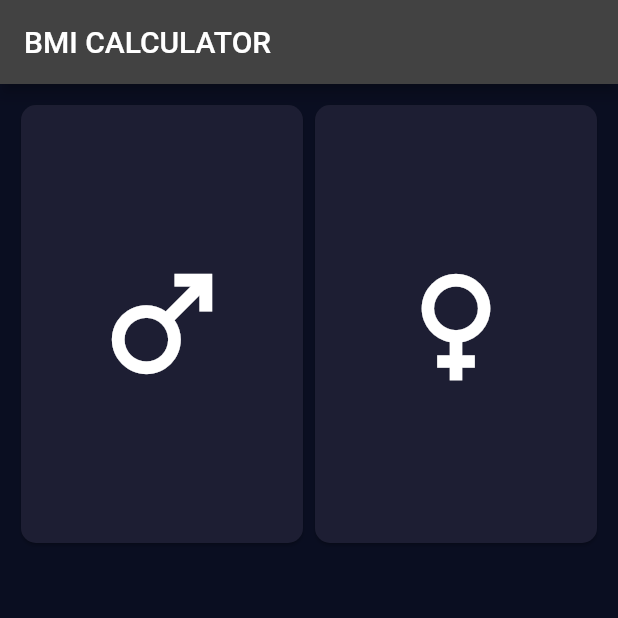
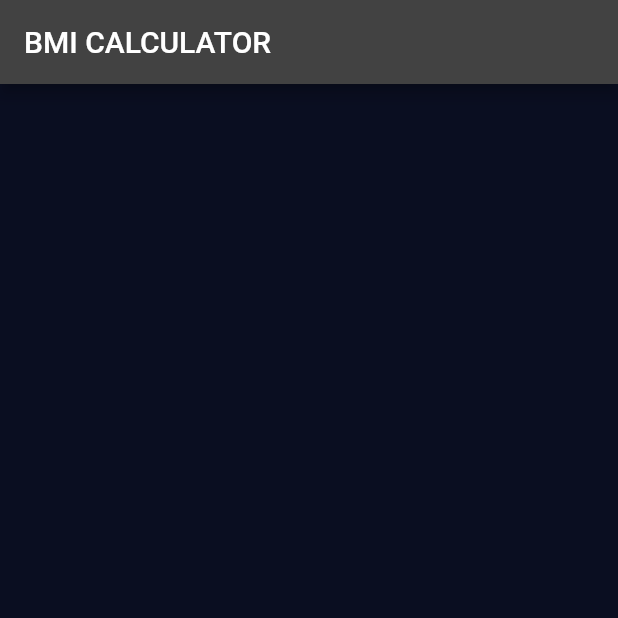
Before and after one commit to rishirizz/bmi_calculator, a Flutter app: the screen it shows after launch, on a phone screen of 412 x 824 dp, the top half of it. Run offline on Flutter 3.47's test engine with Material 2 defaults, Android fonts, the phone set to English and light mode, and no system bars.

Commit message:
rough commit

```diff
--- a/lib/screens/input_screen.dart
+++ b/lib/screens/input_screen.dart
@@ -19,13 +19,13 @@ class _InputPageState extends State<InputPage> {
             Row(
               children: [
                 Expanded(
-                  child: GenderCard(
-                    iconData: Icons.male_outlined,
+                  child: MyCard(
+                    color: Color(0xff1D1E33),
                   ),
                 ),
                 Expanded(
-                  child: GenderCard(
-                    iconData: Icons.female_outlined,
+                  child: MyCard(
+                    color: Color(0xff1D1E33),
                   ),
                 ),
               ],
@@ -37,26 +37,15 @@ class _InputPageState extends State<InputPage> {
   }
 }
 
-class GenderCard extends StatelessWidget {
-  final IconData? iconData;
-  GenderCard({
-    @required this.iconData,
-    Key? key,
-  }) : super(key: key);
-
+class MyCard extends StatelessWidget {
+  MyCard({@required this.color});
+  final Color? color;
   @override
   Widget build(BuildContext context) {
-    return SizedBox(
-      height: 300,
-      child: Card(
-        color: Color(0xff1D1E33),
-        shape: RoundedRectangleBorder(
-          borderRadius: BorderRadius.circular(10),
-        ),
-        child: Icon(
-          iconData,
-          size: 100,
-        ),
+    return Card(
+      color: color,
+      shape: RoundedRectangleBorder(
+        borderRadius: BorderRadius.circular(10),
       ),
     );
   }
```
